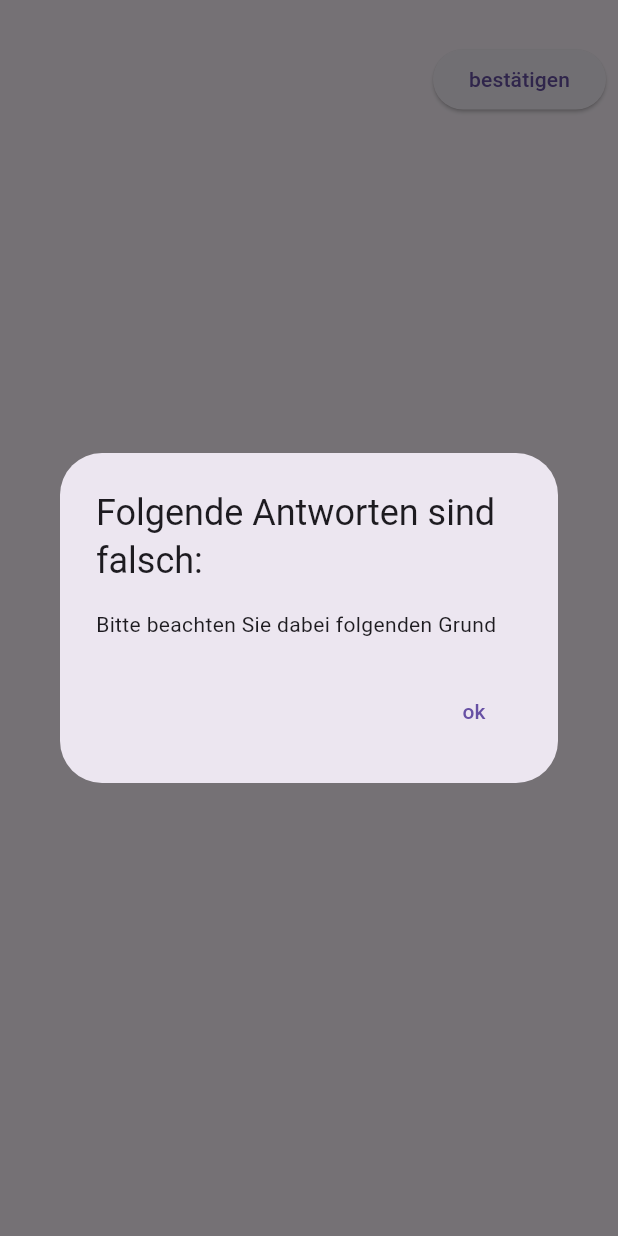
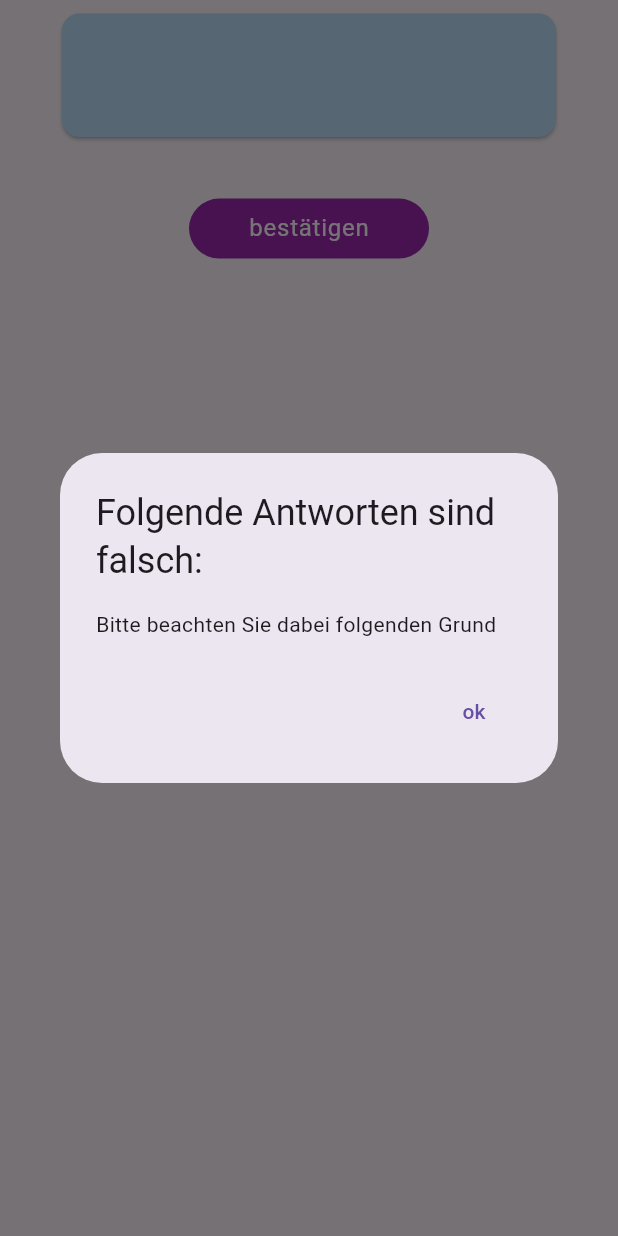
Before and after one commit to schwenske/flutter_quizz, a Flutter app: the QuestionCardGame widget shown alone on an empty page, opened directly with empty values, after a tap on "bestätigen", on a phone screen of 412 x 824 dp. Run offline on Flutter 3.47's test engine with Material 3 defaults, Android fonts, the phone set to English and light mode, and no system bars; our stand-ins replace cloud_firestore, firebase_auth, firebase_core; missing offline and left inert: firebase_ui_auth; accounts and stored records are empty.

Commit message:
designing

```diff
--- a/lib/widgets/question_card_game.dart
+++ b/lib/widgets/question_card_game.dart
@@ -1,20 +1,18 @@
 import 'dart:async';
-
 import 'package:cloud_firestore/cloud_firestore.dart';
 import 'package:firebase_auth/firebase_auth.dart';
 import 'package:flutter/material.dart';
 import 'package:flutter_quizz/data/model/question_card.dart';
 import 'package:flutter_quizz/data/model/user_ranking.dart';
 import 'package:flutter_quizz/data/repositories/firestore_question_rep.dart';
+import 'package:flutter_quizz/widgets/custom_button.dart';
 
 FirebaseAuth auth = FirebaseAuth.instance;
 String userId = auth.currentUser!.uid;
 
 class QuestionCardGame extends StatefulWidget {
   final QuestionCard questionCard;
-
   const QuestionCardGame({super.key, required this.questionCard});
-
   @override
   State<QuestionCardGame> createState() => _QuestionCardGameState();
 }
@@ -40,7 +38,6 @@ class _QuestionCardGameState extends State<QuestionCardGame> {
   @override
   void initState() {
     super.initState();
-
     firestoreQuestionRep =
         FirestoreQuestionRep(firestore: FirebaseFirestore.instance);
   }
@@ -52,9 +49,31 @@ class _QuestionCardGameState extends State<QuestionCardGame> {
       absorbing: isBlocked,
       child: Column(
         children: [
-          Text(widget.questionCard.question),
+          Padding(
+            padding: const EdgeInsets.all(5),
+            child: Card(
+              color: Colors.blue[100],
+              child: ConstrainedBox(
+                constraints: BoxConstraints(
+                  minHeight: MediaQuery.of(context).size.height * 0.1,
+                  minWidth: MediaQuery.of(context).size.width * 0.8,
+                  maxHeight: MediaQuery.of(context).size.height * 0.15,
+                  maxWidth: MediaQuery.of(context).size.width * 0.9,
+                ),
+                child: Text(
+                  widget.questionCard.question,
+                  textAlign: TextAlign.center,
+                  style: DefaultTextStyle.of(context)
+                      .style
+                      .apply(fontSizeFactor: 1.7),
+                ),
+              ),
+            ),
+          ),
           for (int i = 0; i < widget.questionCard.options.keys.length; i++)
-            Card(
+            Padding(
+              padding: const EdgeInsets.all(8),
+              child: Card(
                 color: gameCardColor[i],
                 child: InkWell(
                   splashColor: Colors.blue,
@@ -69,14 +88,27 @@ class _QuestionCardGameState extends State<QuestionCardGame> {
                       }
                     });
                   },
-                child: SizedBox(
-                  child: Text(widget.questionCard.options.keys.elementAt(i)),
+                  child: ConstrainedBox(
+                    constraints: BoxConstraints(
+                      minHeight: MediaQuery.of(context).size.height * 0.1,
+                      minWidth: MediaQuery.of(context).size.width * 0.8,
+                      maxHeight: MediaQuery.of(context).size.height * 0.15,
+                      maxWidth: MediaQuery.of(context).size.width * 0.9,
+                    ),
+                    child: Text(
+                      widget.questionCard.options.keys.elementAt(i),
+                      style: DefaultTextStyle.of(context)
+                          .style
+                          .apply(fontSizeFactor: 1.3),
+                    ),
+                  ),
                 ),
               ),
             ),
           ButtonBar(
+            alignment: MainAxisAlignment.center,
             children: [
-              ElevatedButton(
+              CustomButton(
                   onPressed: () async {
                     setState(() {
                       isBlocked = true;
@@ -165,8 +197,7 @@ class _QuestionCardGameState extends State<QuestionCardGame> {
                           });
                     }
                   },
-                child: const Text('bestätigen'),
-              ),
+                  label: 'bestätigen')
             ],
           )
         ],
--- a/pubspec.yaml
+++ b/pubspec.yaml
@@ -35,10 +35,10 @@ dependencies:
   # The following adds the Cupertino Icons font to your application.
   # Use with the CupertinoIcons class for iOS style icons.
   cupertino_icons: ^1.0.6
-  firebase_core: ^3.1.0
+  firebase_core: ^3.1.1
   firebase_auth: ^5.1.1
-  firebase_ui_auth: ^1.14.0
-  cloud_firestore: ^5.0.1
+  firebase_ui_auth: ^1.15.0
+  cloud_firestore: ^5.0.2
 
 dev_dependencies:
   flutter_test:
```
Also changed, not shown: lib/screens/create_questions.dart (+2 -5 lines), lib/screens/home.dart (+2 -7 lines), lib/screens/quiz_filter.dart (+12 -11 lines), lib/widgets/question_card_single_loaded.dart (+27 -5 lines), 1 other file. Lines whose indentation alone changed are shown as unchanged.
